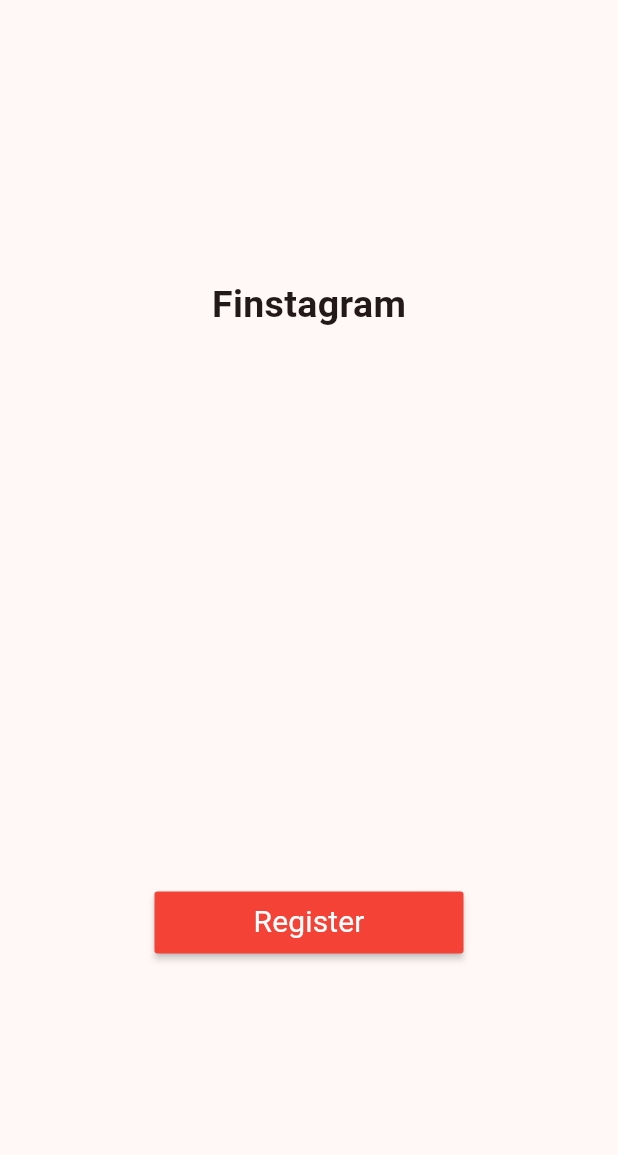
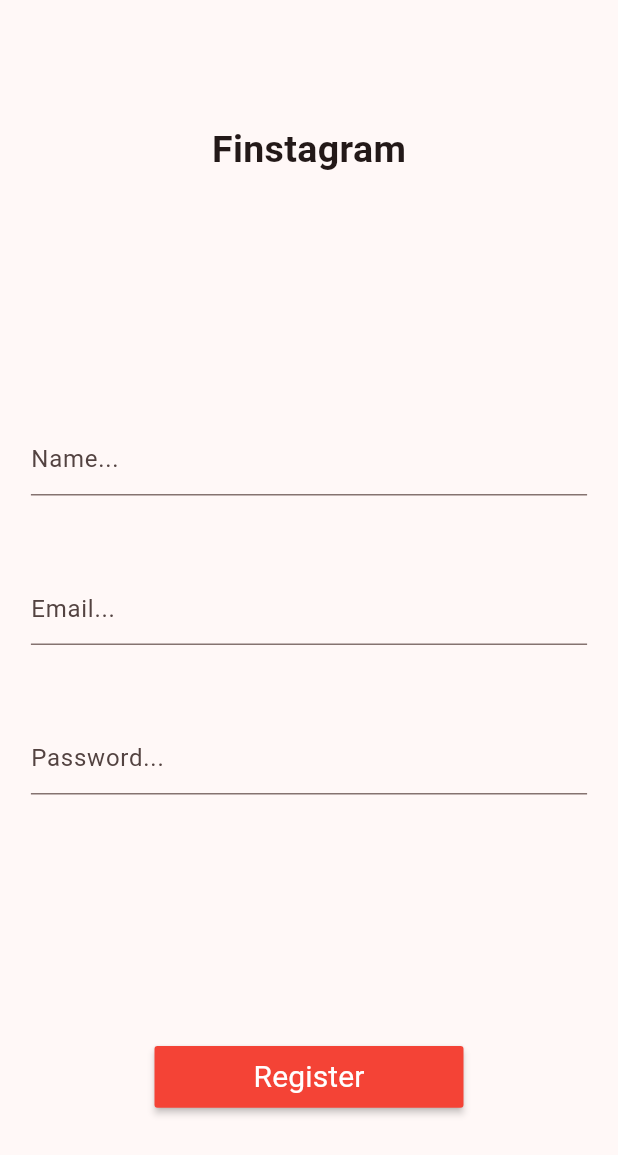
Before and after one commit to phamducminh/flutter-development-course, a Flutter app: the RegisterPage screen opened by its route, on a phone screen of 412 x 824 dp. Shown: the top 1155 px of the screen. Run offline on Flutter 3.47's test engine with Material 3 defaults, Android fonts, the phone set to English and light mode, and no system bars; our stand-ins replace dio, get_it, hive_flutter; accounts and stored records are empty.

Commit message:
Section 9.116: Working with TextFormField Widget

```diff
--- a/finstagram/lib/pages/register_page.dart
+++ b/finstagram/lib/pages/register_page.dart
@@ -9,6 +9,12 @@ class RegisterPage extends StatefulWidget {
 
 class _RegisterPageState extends State<RegisterPage> {
   double? _deviceHeight, _deviceWidth;
+
+  final GlobalKey<FormState> _registerFormKey = GlobalKey<FormState>();
+
+  String? _name;
+  String? _email;
+  String? _password;
 
   @override
   Widget build(BuildContext context) {
@@ -28,6 +34,7 @@ class _RegisterPageState extends State<RegisterPage> {
               crossAxisAlignment: CrossAxisAlignment.center,
               children: [
                 _titleWidget(),
+                _registrationForm(),
                 _registerButton(),
               ],
             ),
@@ -44,6 +51,70 @@ class _RegisterPageState extends State<RegisterPage> {
         fontSize: 25,
         fontWeight: FontWeight.w600,
       ),
+    );
+  }
+
+  Widget _registrationForm() {
+    return Container(
+      height: _deviceHeight! * 0.30,
+      child: Form(
+        key: _registerFormKey,
+        child: Column(
+          mainAxisAlignment: MainAxisAlignment.spaceBetween,
+          mainAxisSize: MainAxisSize.max,
+          crossAxisAlignment: CrossAxisAlignment.center,
+          children: [
+            _nameTextField(),
+            _emailTextField(),
+            _passwordTextField(),
+          ],
+        ),
+      ),
+    );
+  }
+
+  Widget _nameTextField() {
+    return TextFormField(
+      decoration: const InputDecoration(hintText: "Name..."),
+      validator: (_value) => _value!.isNotEmpty ? null : "Please enter a name.",
+      onSaved: (_value) {
+        setState(() {
+          _name = _value;
+        });
+      },
+    );
+  }
+
+  Widget _emailTextField() {
+    return TextFormField(
+      decoration: const InputDecoration(hintText: "Email..."),
+      onSaved: (_value) {
+        setState(() {
+          _email = _value;
+        });
+      },
+      validator: (_value) {
+        bool _result = _value!.contains(
+          RegExp(
+              r"^[a-zA-Z0-9.!#$%&'*+/=?^_`{|}~-]+@[a-zA-Z0-9](?:[a-zA-Z0-9-]{0,61}[a-zA-Z0-9])?(?:\.[a-zA-Z0-9](?:[a-zA-Z0-9-]{0,61}[a-zA-Z0-9])?)*$"),
+        );
+        return _result ? null : "Please enter a valid email";
+      },
+    );
+  }
+
+  Widget _passwordTextField() {
+    return TextFormField(
+      obscureText: true,
+      decoration: const InputDecoration(hintText: "Password..."),
+      onSaved: (_value) {
+        setState(() {
+          _password = _value;
+        });
+      },
+      validator: (_value) => _value!.length > 6
+          ? null
+          : "Please enter a password greater than 6 characters.",
     );
   }
 
```
